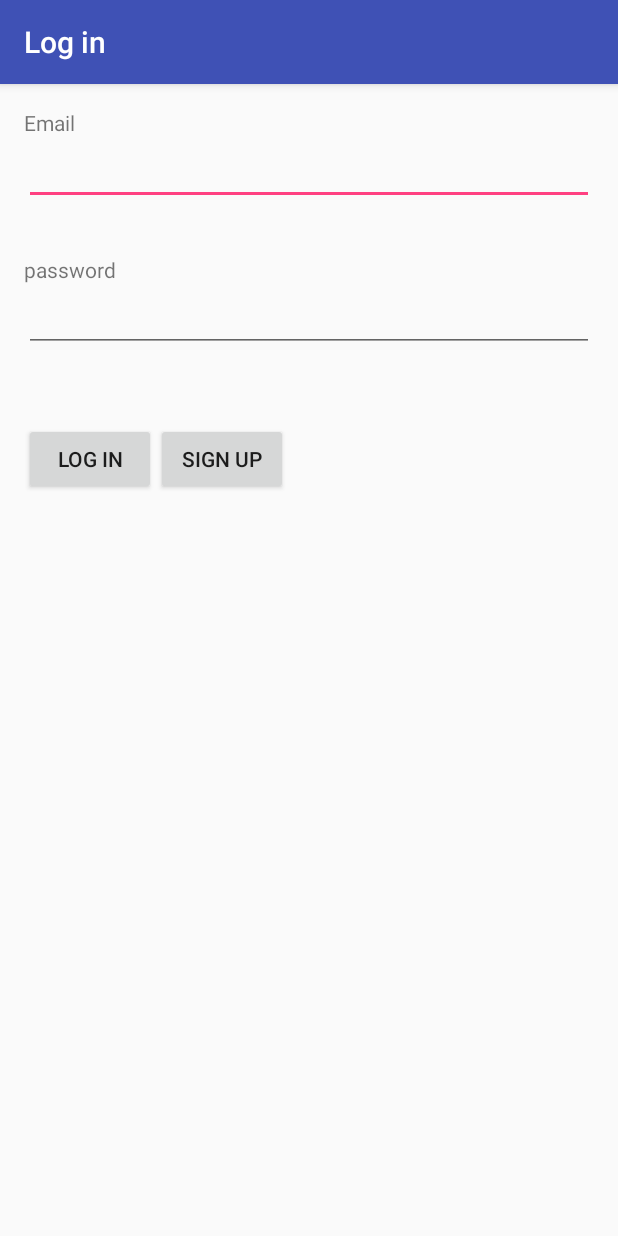
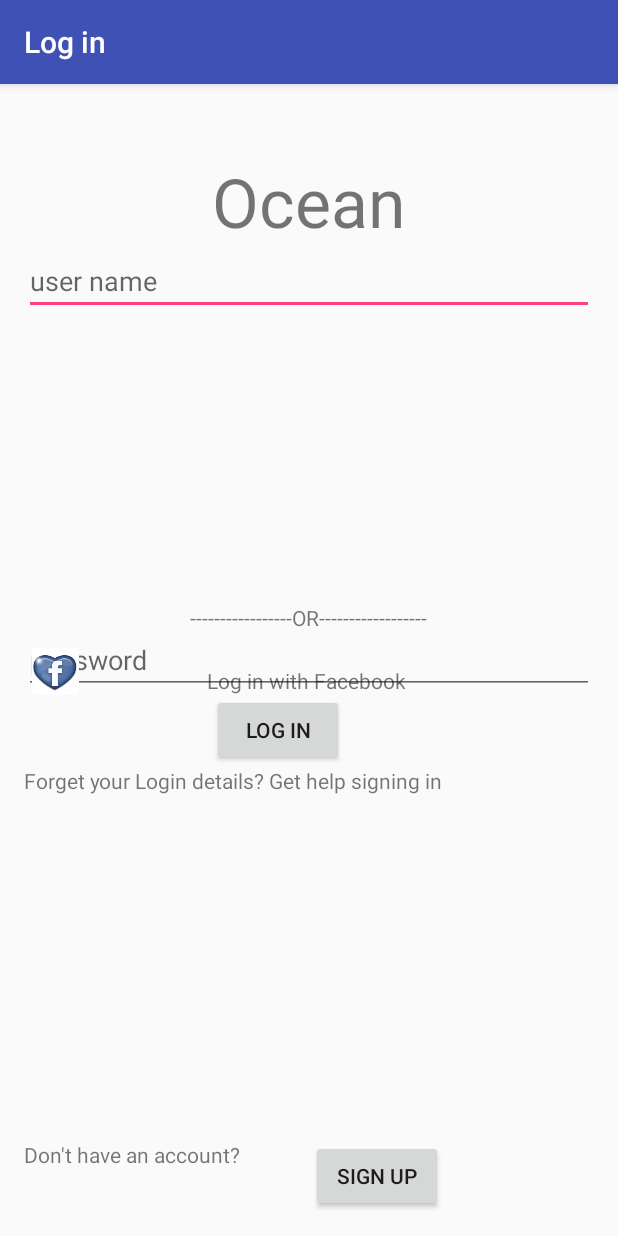
Before and after one commit to QianmeiMa/FinalProject-Ocean, an Android app: the LogIn screen opened directly, with no data from a screen before it, on a phone screen of 412 x 824 dp. Run offline under Robolectric (Android 15) with nearby library versions, the phone set to English and light mode, and no system bars; libraries missing offline, so code that uses them is left out: com.firebase.client; 1 statement that could not run was skipped.

Commit message:
Change LogIn layout

```diff
--- a/app/src/main/java/qianmeima/finalproject_ocean/LogIn.java
+++ b/app/src/main/java/qianmeima/finalproject_ocean/LogIn.java
@@ -24,7 +24,7 @@ public class LogIn extends AppCompatActivity {
         setContentView(R.layout.activity_log_in);
         setTitle("Log in");
 
-        firebase = new Firebase("https://finalproject-ocean.firebaseio.com/");
+        firebase = new Firebase("https://useraccount-yijunl.firebaseio.com/");
         emailEditText = (EditText) findViewById(R.id.edit_text_email);
         passwordEditText = (EditText) findViewById(R.id.edit_text_password);
     }
--- a/app/src/main/java/qianmeima/finalproject_ocean/MainActivity.java
+++ b/app/src/main/java/qianmeima/finalproject_ocean/MainActivity.java
@@ -32,7 +32,7 @@ public class MainActivity extends AppCompatActivity {
         valueEditText = (EditText) findViewById(R.id.edit_text_value);
 
         Firebase.setAndroidContext(this);
-        rootRef = new Firebase("https://finalproject-ocean.firebaseio.com/");
+        rootRef = new Firebase("https://useraccount-yijunl.firebaseio.com/");
         authStateListener = new Firebase.AuthStateListener() {
             @Override
             public void onAuthStateChanged(AuthData authData) {
@@ -50,7 +50,6 @@ public class MainActivity extends AppCompatActivity {
         if (userRef != null)
             userRef.child(keyEditText.getText().toString()).setValue(valueEditText.getText().toString());
     }
-
     public void readFromCloud(View view) {
         if (userRef == null) return;
         userRef.child(keyEditText.getText().toString()).addValueEventListener(new ValueEventListener() {
@@ -63,7 +62,6 @@ public class MainActivity extends AppCompatActivity {
                     Toast.makeText(MainActivity.this, "key not found:" + keyEditText.getText(), Toast.LENGTH_SHORT).show();
                 }
             }
-
             @Override
             public void onCancelled(FirebaseError error) {
                 Toast.makeText(MainActivity.this, "Error:" + error.toString(), Toast.LENGTH_SHORT).show();
@@ -71,7 +69,6 @@ public class MainActivity extends AppCompatActivity {
 
         });
     }
-
     @Override
     protected void onResume() {
         super.onResume();
--- a/app/src/main/res/layout/activity_log_in.xml
+++ b/app/src/main/res/layout/activity_log_in.xml
@@ -11,64 +11,94 @@
     tools:context="qianmeima.firebaseaccount_qianmeim.LogInActivity">
 
     <TextView
-        android:id="@+id/text"
+        android:id="@id/title"
         android:layout_width="wrap_content"
         android:layout_height="wrap_content"
-        android:text="Email" />
+        android:layout_marginTop="32dp"
+        android:textSize="45dp"
+        android:layout_centerHorizontal="true"
+        android:text="Ocean" />
+
 
     <EditText
         android:id="@+id/edit_text_email"
         android:layout_width="match_parent"
         android:layout_height="wrap_content"
-        android:layout_below="@+id/text"
+        android:layout_below="@+id/title"
+        android:hint="user name"
         android:inputType="textEmailAddress" />
 
-    <TextView
-
-        android:id="@+id/text2"
-        android:layout_width="wrap_content"
-        android:layout_height="wrap_content"
-        android:layout_alignParentLeft="true"
-        android:layout_alignParentStart="true"
-        android:layout_below="@+id/edit_text_email"
-        android:layout_marginTop="33dp"
-        android:text="password" />
 
     <EditText
         android:id="@+id/edit_text_password"
         android:layout_width="match_parent"
         android:layout_height="wrap_content"
+        android:inputType="textPassword"
+        android:password="true"
+        android:hint="password"
+        android:layout_centerVertical="true"
         android:layout_alignParentLeft="true"
-        android:layout_alignParentStart="true"
-        android:layout_below="@+id/text2"
-        android:inputType="textPassword"
-        android:password="true" />
-
-    <LinearLayout
-        android:layout_width="match_parent"
-        android:layout_height="wrap_content"
-        android:orientation="horizontal">
-
-    </LinearLayout>
+        android:layout_alignParentStart="true" />
 
     <Button
         android:id="@+id/login"
         android:layout_width="wrap_content"
         android:layout_height="wrap_content"
-        android:layout_alignParentLeft="true"
-        android:layout_alignParentStart="true"
+        android:onClick="LogIn"
+        android:text="Log In"
         android:layout_below="@+id/edit_text_password"
-        android:layout_marginTop="47dp"
-        android:onClick="LogIn"
-        android:text="Log In" />
+        android:layout_alignLeft="@id/title"
+        android:layout_alignStart="@id/title" />
+
+    <TextView
+        android:id="@+id/detail1"
+        android:layout_width="wrap_content"
+        android:layout_height="wrap_content"
+        android:text="Forget your Login details? Get help signing in"
+        android:layout_below="@+id/login"
+        android:layout_alignLeft="@+id/detail5"
+        android:layout_alignStart="@+id/detail5" />
+
+    <TextView
+        android:id="@+id/detail2"
+        android:layout_width="wrap_content"
+        android:layout_height="wrap_content"
+        android:text="-----------------OR------------------"
+        android:layout_marginTop="330dp"
+        android:layout_centerHorizontal="true" />
+
+
+    <ImageView
+        android:id="@+id/facebook_image"
+        android:layout_width="41dp"
+        android:layout_height="31dp"
+        android:src="@drawable/facebook"
+        android:layout_marginTop="360dp" />
+
+    <TextView
+        android:id="@+id/detail4"
+        android:layout_width="wrap_content"
+        android:layout_height="wrap_content"
+        android:text="Log in with Facebook"
+        android:layout_alignBottom="@+id/facebook_image"
+        android:layout_alignRight="@id/title"
+        android:layout_alignEnd="@id/title" />
+
+
+    <TextView
+        android:id="@+id/detail5"
+        android:layout_width="wrap_content"
+        android:layout_height="wrap_content"
+        android:text="Don't have an account?"
+        android:layout_alignTop="@+id/button" />
 
     <Button
         android:layout_width="wrap_content"
         android:layout_height="wrap_content"
-        android:layout_alignTop="@+id/login"
-        android:layout_toEndOf="@+id/login"
-        android:layout_toRightOf="@+id/login"
         android:onClick="SignUp"
-        android:text="Sign Up" />
-
+        android:text="Sign Up"
+        android:id="@+id/button"
+        android:layout_alignParentBottom="true"
+        android:layout_alignRight="@+id/detail1"
+        android:layout_alignEnd="@+id/detail1" />
 </RelativeLayout>
--- a/app/src/main/res/layout/activity_main.xml
+++ b/app/src/main/res/layout/activity_main.xml
@@ -29,18 +29,17 @@
         android:id="@+id/edit_text_value"
         android:layout_width="match_parent"
         android:layout_height="0dp"
-        android:layout_gravity="top"
-        android:layout_weight="1" />
+        android:layout_weight="1"
+        android:layout_gravity="top" />
+    <Button
+        android:layout_width="wrap_content"
+        android:layout_height="wrap_content"
+        android:text="Write to Cloud"
+        android:onClick="writeToCloud" />
 
     <Button
         android:layout_width="wrap_content"
         android:layout_height="wrap_content"
-        android:onClick="writeToCloud"
-        android:text="Write to Cloud" />
-
-    <Button
-        android:layout_width="wrap_content"
-        android:layout_height="wrap_content"
-        android:onClick="readFromCloud"
-        android:text="Read from Cloud" />
+        android:text="Read from Cloud"
+        android:onClick="readFromCloud" />
 </LinearLayout>
```
Also changed, not shown: app/src/main/res/drawable/facebook.jpg (added).
